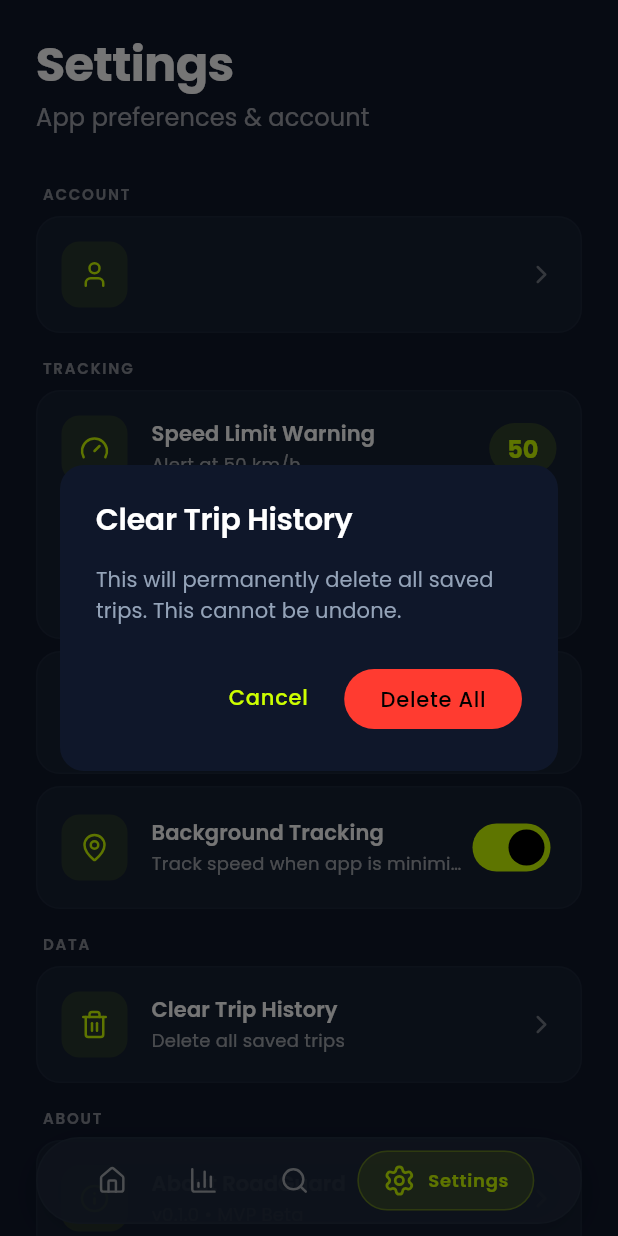
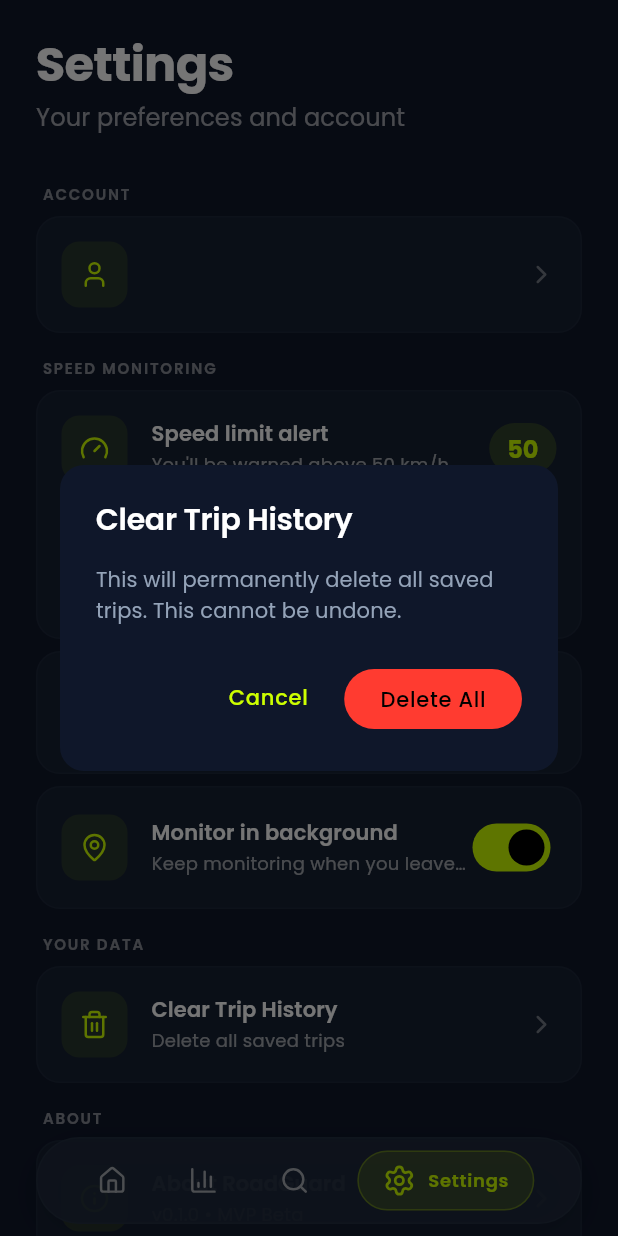
Before and after one commit to Emmanuel-Elikem/RoadGuard, a Flutter app: the screen it shows once a user with an empty profile is signed in, item 4 of the bottom bar chosen, after a tap on "Clear Trip History", on a phone screen of 412 x 824 dp. Run offline on Flutter 3.47's test engine with Material 3 defaults, Android fonts, the phone set to English and light mode, and no system bars; our stand-ins replace firebase_auth, firebase_core, flutter_local_notifications, flutter_riverpod, gap, geolocator and 9 more; missing offline and left inert: flutter_background_service; accounts and stored records are empty; generated files the repository leaves out were written again.

Commit message:
feat: apply UX Copy Guide text changes across all screens
- Rewrite 80+ user-facing strings to plain, friendly language
- home_screen: speed warnings, stat labels, button text, permission prompts
- speedometer: 'NO GPS' → 'No signal', hide accuracy indicator
- permission_service: all titles and descriptions rewritten
- location_service: GPS signal quality labels humanized
- background_tracking_service: notification text simplified
- tracking_providers: error messages rewritten
- error_app: initialization error text humanized
- auth_result: all 13 auth error messages rewritten
- settings_screen: section headers, toggles, dialogs, prompts
- stats_screen: title, labels, plate/rating display
- rating_screen: stat labels, save button, error message, map placeholder

```diff
--- a/lib/error_app.dart
+++ b/lib/error_app.dart
@@ -49,7 +49,7 @@ class ErrorApp extends StatelessWidget {
                     ),
                     const SizedBox(height: 24),
                     Text(
-                      'Initialization Failed',
+                      'Something went wrong',
                       style: AppTypography.headlineMedium.copyWith(
                         color: colorScheme.onSurface,
                       ),
@@ -57,7 +57,7 @@ class ErrorApp extends StatelessWidget {
                     ),
                     const SizedBox(height: 16),
                     Text(
-                      'RoadGuard could not start due to an initialization error.',
+                      'RoadGuard couldn\'t start. Please try again or reinstall the app.',
                       style: AppTypography.bodyMedium.copyWith(
                         color: colorScheme.onSurfaceVariant,
                       ),
@@ -74,7 +74,7 @@ class ErrorApp extends StatelessWidget {
                         ),
                       ),
                       child: Text(
-                        error.toString(),
+                        'Technical details have been logged.',
                         style: AppTypography.bodySmall.copyWith(
                           fontFamily: 'monospace',
                           color: colorScheme.onErrorContainer,
--- a/lib/features/home/presentation/home_screen.dart
+++ b/lib/features/home/presentation/home_screen.dart
@@ -88,8 +88,7 @@ class _DashboardContentState extends ConsumerState<_DashboardContent> {
                   const SizedBox(width: 12),
                   Expanded(
                     child: Text(
-                      'Speed limit exceeded! '
-                      '${ts.speedKmh.toStringAsFixed(0)} km/h > $speedLimit km/h',
+                      'Overspeeding! Slow down',
                       style: const TextStyle(
                         fontWeight: FontWeight.w600,
                         color: Colors.white,
@@ -159,7 +158,7 @@ class _DashboardContentState extends ConsumerState<_DashboardContent> {
                         ),
                         const SizedBox(width: 8),
                         Text(
-                          isTracking ? 'Tracking Active' : 'Ready to Track',
+                          isTracking ? 'Monitoring speed' : 'Ready to go',
                           style: theme.textTheme.bodyMedium?.copyWith(
                             color:
                                 colorScheme.onSurface.withValues(alpha: 0.6),
@@ -189,7 +188,7 @@ class _DashboardContentState extends ConsumerState<_DashboardContent> {
                             ),
                             const SizedBox(width: 6),
                             Text(
-                              'REC',
+                              'LIVE',
                               style: theme.textTheme.labelSmall?.copyWith(
                                 color: AppColors.error,
                                 fontWeight: FontWeight.w700,
@@ -253,7 +252,7 @@ class _LiveTripStats extends ConsumerWidget {
             children: [
               _StatCard(
                 icon: LucideIcons.timer,
-                label: 'DURATION',
+                label: 'TIME',
                 value:
                     '${duration.inMinutes}:${(duration.inSeconds % 60).toString().padLeft(2, '0')}',
                 color: colorScheme.primary,
@@ -272,14 +271,14 @@ class _LiveTripStats extends ConsumerWidget {
             children: [
               _StatCard(
                 icon: LucideIcons.zap,
-                label: 'TOP SPEED',
+                label: 'FASTEST',
                 value: '${maxSpeed.toStringAsFixed(0)} km/h',
                 color: maxSpeed > speedLimit ? AppColors.error : AppColors.success,
               ),
               const SizedBox(width: AppDimensions.spacingSm),
               _StatCard(
                 icon: LucideIcons.gauge,
-                label: 'LIMIT',
+                label: 'SPEED LIMIT',
                 value: '$speedLimit km/h',
                 color: colorScheme.tertiary,
               ),
@@ -379,7 +378,7 @@ class _QuickStatsRow extends ConsumerWidget {
               Text(totalDistance.toStringAsFixed(1),
                   style: theme.textTheme.headlineMedium
                       ?.copyWith(fontWeight: FontWeight.w700)),
-              Text('km total',
+              Text('km travelled',
                   style: theme.textTheme.bodySmall?.copyWith(
                       color: colorScheme.onSurface
                           .withValues(alpha: 0.6))),
@@ -395,7 +394,7 @@ class _QuickStatsRow extends ConsumerWidget {
                   style: theme.textTheme.headlineMedium?.copyWith(
                       fontWeight: FontWeight.w700,
                       color: colorScheme.primary)),
-              Text('km/h limit',
+              Text('km/h max',
                   style: theme.textTheme.bodySmall?.copyWith(
                       color: colorScheme.onSurface
                           .withValues(alpha: 0.6))),
@@ -415,14 +414,14 @@ class _QuickActions extends StatelessWidget {
       children: [
         _ActionButton(
           icon: LucideIcons.search,
-          label: 'Search\nDriver',
+          label: 'Look Up\nDriver',
           onTap: () => context.go(Routes.search),
           color: colorScheme.primary,
         ),
         const SizedBox(width: AppDimensions.spacingSm),
         _ActionButton(
           icon: LucideIcons.barChart3,
-          label: 'View\nStats',
+          label: 'Your\nTrips',
           onTap: () => context.go(Routes.stats),
           color: colorScheme.secondary,
         ),
@@ -516,7 +515,7 @@ class _TrackingButton extends ConsumerWidget {
                 color:
                     isTracking ? colorScheme.onError : colorScheme.onPrimary),
         label: Text(
-          isTracking ? 'Stop Tracking' : 'Start Tracking',
+          isTracking ? 'Stop' : 'Start',
           style: TextStyle(
             fontSize: 16,
             fontWeight: FontWeight.w600,
@@ -683,8 +682,8 @@ class _PermissionRequired extends ConsumerWidget {
                       ? 'Open Settings'
                       : permission ==
                               LocationPermissionState.serviceDisabled
-                          ? 'Enable Location'
-                          : 'Grant Permission',
+                          ? 'Turn on location'
+                          : 'Allow location access',
                   style: TextStyle(
                       color: colorScheme.onPrimary,
                       fontWeight: FontWeight.w600),
--- a/lib/features/settings/presentation/settings_screen.dart
+++ b/lib/features/settings/presentation/settings_screen.dart
@@ -51,7 +51,7 @@ class _SettingsScreenState extends ConsumerState<SettingsScreen> {
               Text('Settings', style: theme.textTheme.headlineLarge),
               const SizedBox(height: AppDimensions.spacingXs),
               Text(
-                'App preferences & account',
+                'Your preferences and account',
                 style: theme.textTheme.bodyLarge?.copyWith(
                   color: colorScheme.onSurface.withValues(alpha: 0.6),
                 ),
@@ -67,7 +67,7 @@ class _SettingsScreenState extends ConsumerState<SettingsScreen> {
                 icon: LucideIcons.user,
                 title: user?.nameOrEmail ?? 'Guest User',
                 subtitle: isGuest
-                    ? 'Sign in to sync your data'
+                    ? 'Sign in to save your data across devices'
                     : user?.email ?? 'No email',
                 trailing: isGuest
                     ? TextButton(
@@ -84,7 +84,7 @@ class _SettingsScreenState extends ConsumerState<SettingsScreen> {
               const SizedBox(height: AppDimensions.spacingMd),
 
               // === TRACKING SECTION ===
-              _SectionHeader(title: 'Tracking'),
+              _SectionHeader(title: 'Speed monitoring'),
               const SizedBox(height: AppDimensions.spacingSm),
 
               _SpeedLimitTile(
@@ -100,7 +100,7 @@ class _SettingsScreenState extends ConsumerState<SettingsScreen> {
               _SettingsTile(
                 icon: LucideIcons.bell,
                 title: 'Speed Alerts',
-                subtitle: 'Warn when exceeding limit',
+                subtitle: 'Get notified when going too fast',
                 trailing: Switch.adaptive(
                   value: _speedAlerts,
                   onChanged: (value) {
@@ -144,18 +144,18 @@ class _SettingsScreenState extends ConsumerState<SettingsScreen> {
 
               _SettingsTile(
                 icon: LucideIcons.mapPin,
-                title: 'Background Tracking',
-                subtitle: 'Track speed when app is minimized',
+                title: 'Monitor in background',
+                subtitle: 'Keep monitoring when you leave the app',
                 trailing: Switch.adaptive(
                   value: _backgroundTracking,
                   onChanged: (value) {
                     if (!value) {
                       _confirmToggleOff(
                         context,
-                        title: 'Disable Background Tracking?',
+                        title: 'Stop background monitoring?',
                         description:
-                            'Speed tracking will stop when you minimize or switch '
-                            'away from RoadGuard. Your trip data will only be '
+                            'Speed monitoring will pause when you leave the app. '
+                            'Your trips will only be '
                             'recorded while the app is on screen.',
                         onConfirm: () =>
                             setState(() => _backgroundTracking = false),
@@ -171,10 +171,10 @@ class _SettingsScreenState extends ConsumerState<SettingsScreen> {
                   if (_backgroundTracking) {
                     _confirmToggleOff(
                       context,
-                      title: 'Disable Background Tracking?',
+                      title: 'Stop background monitoring?',
                       description:
-                          'Speed tracking will stop when you minimize or switch '
-                          'away from RoadGuard. Your trip data will only be '
+                          'Speed monitoring will pause when you leave the app. '
+                          'Your trips will only be '
                           'recorded while the app is on screen.',
                       onConfirm: () =>
                           setState(() => _backgroundTracking = false),
@@ -188,7 +188,7 @@ class _SettingsScreenState extends ConsumerState<SettingsScreen> {
               const SizedBox(height: AppDimensions.spacingMd),
 
               // === DATA SECTION ===
-              _SectionHeader(title: 'Data'),
+              _SectionHeader(title: 'Your data'),
               const SizedBox(height: AppDimensions.spacingSm),
 
               _SettingsTile(
@@ -411,7 +411,7 @@ class _SettingsScreenState extends ConsumerState<SettingsScreen> {
                     icon: Icon(LucideIcons.logIn,
                         color: colorScheme.onPrimary),
                     label: Text(
-                      'Sign In to Sync Data',
+                      'Sign in to save across devices',
                       style: TextStyle(color: colorScheme.onPrimary),
                     ),
                   ),
@@ -461,7 +461,7 @@ class _SettingsScreenState extends ConsumerState<SettingsScreen> {
       builder: (ctx) => AlertDialog(
         title: const Text('Sign In'),
         content: const Text(
-            'Sign in to sync your trips and ratings across devices.'),
+            'Sign in to save your trips and ratings across devices.'),
         actions: [
           TextButton(
               onPressed: () => Navigator.pop(ctx),
@@ -485,7 +485,7 @@ class _SettingsScreenState extends ConsumerState<SettingsScreen> {
       builder: (ctx) => AlertDialog(
         title: const Text('Sign Out'),
         content:
-            const Text('Are you sure? Your local data will be preserved.'),
+            const Text('Are you sure? Your saved data on this phone will be kept.'),
         actions: [
           TextButton(
               onPressed: () => Navigator.pop(ctx),
@@ -525,7 +525,7 @@ class _SettingsScreenState extends ConsumerState<SettingsScreen> {
                 ScaffoldMessenger.of(context).showSnackBar(
                   SnackBar(
                     content: Text(
-                      'Trip history cleared',
+                      'All trips have been deleted',
                       style: TextStyle(
                         color: Theme.of(context).colorScheme.onPrimary,
                       ),
@@ -556,7 +556,7 @@ class _SettingsScreenState extends ConsumerState<SettingsScreen> {
         const SizedBox(height: 16),
         const Text(
           'Your Digital Copilot for road safety. '
-          'Track speed, rate drivers, and make Ghana\'s roads safer.',
+          'Monitor speed, rate drivers, and make Ghana\'s roads safer.',
         ),
       ],
     );
@@ -630,11 +630,11 @@ class _SpeedLimitTile extends StatelessWidget {
                 child: Column(
                   crossAxisAlignment: CrossAxisAlignment.start,
                   children: [
-                    Text('Speed Limit Warning',
+                    Text('Speed limit alert',
                         style: theme.textTheme.titleSmall),
                     const SizedBox(height: 2),
                     Text(
-                      'Alert at $currentLimit km/h',
+                      'You\'ll be warned above $currentLimit km/h',
                       style: theme.textTheme.bodySmall?.copyWith(
                         color: colorScheme.onSurface
                             .withValues(alpha: 0.6),
@@ -702,7 +702,7 @@ class _SpeedLimitTile extends StatelessWidget {
                     ),
                   ),
                   child: Text(
-                    'Default (${AppConstants.defaultSpeedLimit.round()})',
+                    'Reset to default (${AppConstants.defaultSpeedLimit.round()})',
                     style: theme.textTheme.labelSmall?.copyWith(
                       color: colorScheme.primary,
                       fontWeight: FontWeight.w600,
--- a/lib/features/tracking/domain/providers/tracking_providers.dart
+++ b/lib/features/tracking/domain/providers/tracking_providers.dart
@@ -149,7 +149,7 @@ class SpeedTrackingNotifier extends Notifier<SpeedTrackingState> {
     if (!success) {
       state = state.copyWith(
         state: TrackingState.error,
-        errorMessage: 'Failed to start GPS tracking',
+        errorMessage: 'Couldn\'t start speed monitoring. Please check your location settings.',
       );
       return;
     }
@@ -160,7 +160,7 @@ class SpeedTrackingNotifier extends Notifier<SpeedTrackingState> {
       debugPrint('SpeedTrackingNotifier: Stream is null after startTracking!');
       state = state.copyWith(
         state: TrackingState.error,
-        errorMessage: 'GPS stream not available',
+        errorMessage: 'Location service is not responding. Try restarting the app.',
       );
       return;
     }
--- a/lib/shared/services/background_tracking_service.dart
+++ b/lib/shared/services/background_tracking_service.dart
@@ -19,7 +19,7 @@ class BackgroundTrackingService {
     // Notification setup for Android
     const AndroidNotificationChannel channel = AndroidNotificationChannel(
       notificationChannelId,
-      'RoadGuard Tracking',
+      'RoadGuard Speed Monitor',
       description: 'Monitoring your speed for safety',
       importance: Importance.low,
     );
@@ -43,8 +43,8 @@ class BackgroundTrackingService {
         isForegroundMode: true,
 
         notificationChannelId: notificationChannelId,
-        initialNotificationTitle: 'RoadGuard Service',
-        initialNotificationContent: 'Initializing...',
+        initialNotificationTitle: 'RoadGuard',
+        initialNotificationContent: 'Starting up...',
         foregroundServiceNotificationId: notificationId,
       ),
       iosConfiguration: IosConfiguration(
@@ -73,8 +73,8 @@ class BackgroundTrackingService {
     if (service is AndroidServiceInstance) {
       service.setAsForegroundService();
       service.setForegroundNotificationInfo(
-        title: "RoadGuard Tracking",
-        content: "Starting GPS...",
+        title: "RoadGuard",
+        content: "Getting your location...",
       );
     }
 
@@ -100,9 +100,9 @@ class BackgroundTrackingService {
         // Update notification with speed and accuracy
         if (service is AndroidServiceInstance) {
           service.setForegroundNotificationInfo(
-            title: "RoadGuard Tracking",
+            title: "RoadGuard",
             content:
-                "Speed: ${speedKmh.toStringAsFixed(0)} km/h | ±${position.accuracy.toStringAsFixed(0)}m",
+                "${speedKmh.toStringAsFixed(0)} km/h",
           );
         }
 
@@ -123,8 +123,8 @@ class BackgroundTrackingService {
         service.invoke('log', {'message': 'GPS Error: $e'});
         if (service is AndroidServiceInstance) {
           service.setForegroundNotificationInfo(
-            title: "RoadGuard Error",
-            content: "GPS Error: $e",
+            title: "RoadGuard",
+            content: "Location lost \u2014 check your settings",
           );
         }
         service.invoke('error', {'message': e.toString()});
--- a/lib/shared/services/permission_service.dart
+++ b/lib/shared/services/permission_service.dart
@@ -43,12 +43,12 @@ extension LocationPermissionStateX on LocationPermissionState {
   /// User-friendly title for permission state.
   String get title {
     return switch (this) {
-      LocationPermissionState.unknown => 'Permission Required',
-      LocationPermissionState.serviceDisabled => 'Location Disabled',
-      LocationPermissionState.denied => 'Permission Denied',
-      LocationPermissionState.deniedForever => 'Permission Blocked',
-      LocationPermissionState.grantedWhileInUse => 'Permission Granted',
-      LocationPermissionState.grantedAlways => 'Full Access Granted',
+      LocationPermissionState.unknown => 'Location access needed',
+      LocationPermissionState.serviceDisabled => 'Location is turned off',
+      LocationPermissionState.denied => 'Location access declined',
+      LocationPermissionState.deniedForever => 'Location access blocked',
+      LocationPermissionState.grantedWhileInUse => 'Location access enabled',
+      LocationPermissionState.grantedAlways => 'Full location access enabled',
     };
   }
 
@@ -56,17 +56,17 @@ extension LocationPermissionStateX on LocationPermissionState {
   String get description {
     return switch (this) {
       LocationPermissionState.unknown =>
-        'RoadGuard needs location access to track your speed and ensure safe travels.',
+        'RoadGuard needs to know your location to monitor speed and keep you safe.',
       LocationPermissionState.serviceDisabled =>
-        'Please enable Location Services in your device settings to use speed tracking.',
+        'Turn on Location in your device settings so RoadGuard can monitor speed.',
       LocationPermissionState.denied =>
-        'Location permission is required for speed tracking. Tap to grant access.',
+        'RoadGuard needs location access to work. Tap below to allow it.',
       LocationPermissionState.deniedForever =>
-        'Location permission was blocked. Please enable it in Settings > Apps > RoadGuard > Permissions.',
+        'Location access was blocked. Open your phone\'s Settings, find RoadGuard, and turn on Location.',
       LocationPermissionState.grantedWhileInUse =>
-        'Speed tracking works while the app is open. For background tracking, grant "Always" permission.',
+        'Speed monitoring works while the app is open. To monitor in the background, allow location access "Always".',
       LocationPermissionState.grantedAlways =>
-        'Full location access granted. Speed tracking works in foreground and background.',
+        'All set! Speed monitoring works whether the app is open or in the background.',
     };
   }
 }
--- a/lib/shared/widgets/speedometer_widget.dart
+++ b/lib/shared/widgets/speedometer_widget.dart
@@ -174,7 +174,7 @@ class SpeedometerWidget extends StatelessWidget {
                         borderRadius: BorderRadius.circular(8),
                       ),
                       child: Text(
-                        'NO GPS',
+                        'No signal',
                         style: theme.textTheme.labelSmall?.copyWith(
                           color: colorScheme.onErrorContainer,
                           fontWeight: FontWeight.bold,
@@ -184,8 +184,8 @@ class SpeedometerWidget extends StatelessWidget {
                     ),
                   ],
 
-                  // Accuracy indicator
-                  if (accuracy != null && hasSignal)
+                  // Accuracy indicator (hidden per UX Copy Guide)
+                  if (false && accuracy != null && hasSignal) // Hidden: users can't act on accuracy
                     Padding(
                       padding: const EdgeInsets.only(top: 2),
                       child: Text(
```
Also changed, not shown: lib/features/auth/domain/entities/auth_result.dart (+14 -14 lines), lib/features/stats/presentation/stats_screen.dart (+8 -8 lines), lib/features/trip/presentation/screens/rating_screen.dart (+6 -6 lines), lib/shared/services/location_service.dart (+5 -5 lines).
